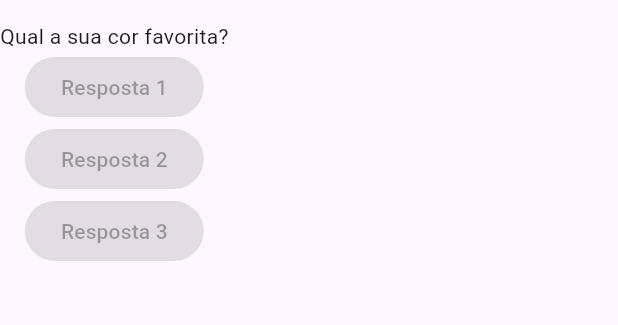
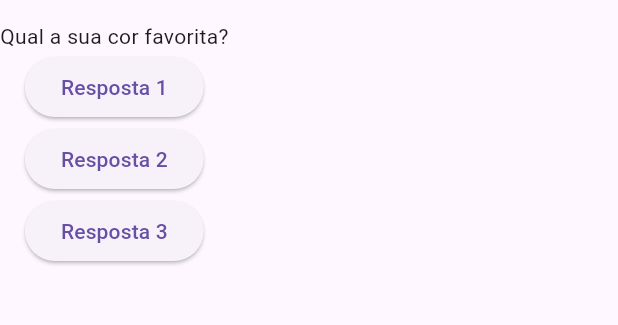
Before and after one commit to DarlanMarangoni/flutter, a Flutter app: the screen it shows after launch, on a phone screen of 412 x 824 dp, the part 63-388 px from its top. Run offline on Flutter 3.47's test engine with Material 3 defaults, Android fonts, the phone set to English and light mode, and no system bars.

Commit message:
S2-A36 - Functions

```diff
--- a/projeto_perguntas/lib/main.dart
+++ b/projeto_perguntas/lib/main.dart
@@ -15,12 +15,24 @@ class PerguntaApp extends StatelessWidget {
         body: Column(
           children: [
             Text(perguntas.elementAt(0)),
-            ElevatedButton(onPressed: null, child: Text('Resposta 1')),
-            ElevatedButton(onPressed: null, child: Text('Resposta 2')),
-            ElevatedButton(onPressed: null, child: Text('Resposta 3')),
+            ElevatedButton(onPressed: responder, child: Text('Resposta 1')),
+            ElevatedButton(
+              onPressed: () => print('Resposta 2'),
+              child: Text('Resposta 2'),
+            ),
+            ElevatedButton(
+              onPressed: () {
+                print('Resposta 3');
+              },
+              child: Text('Resposta 3'),
+            ),
           ],
         ),
       ),
     );
   }
+
+  void responder() {
+    print('Pergunta respondida');
+  }
 }
```
